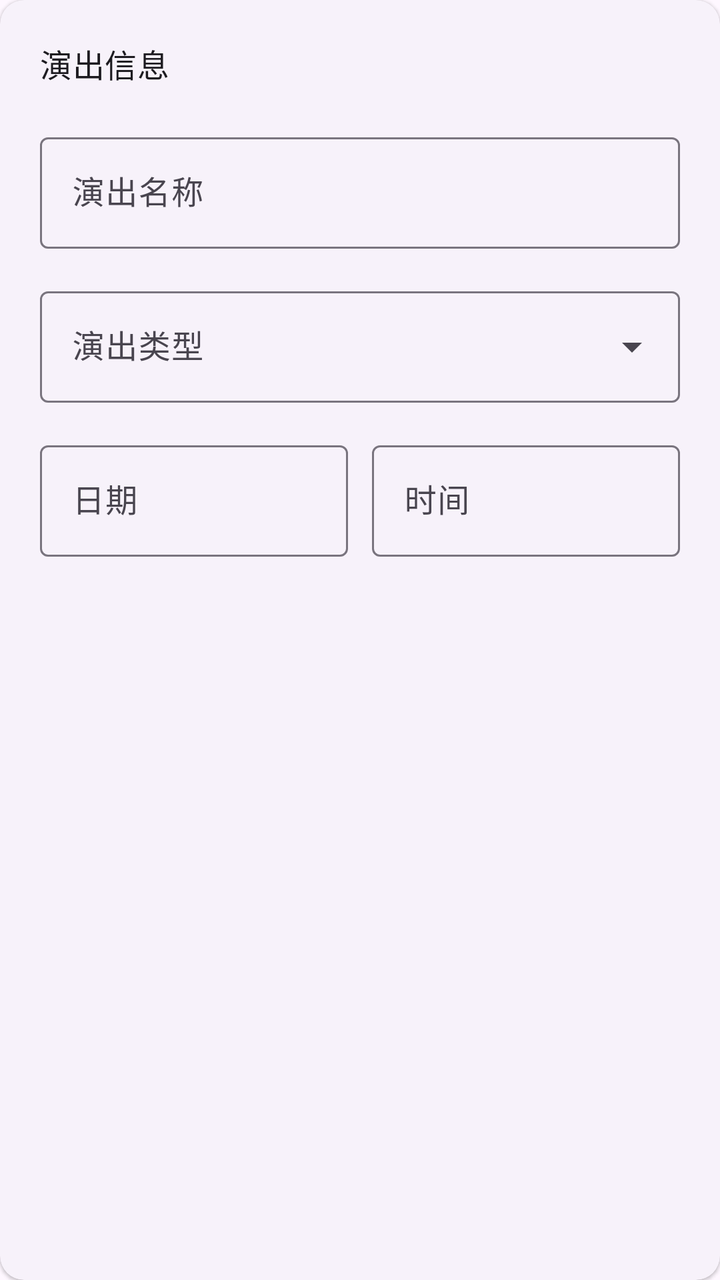
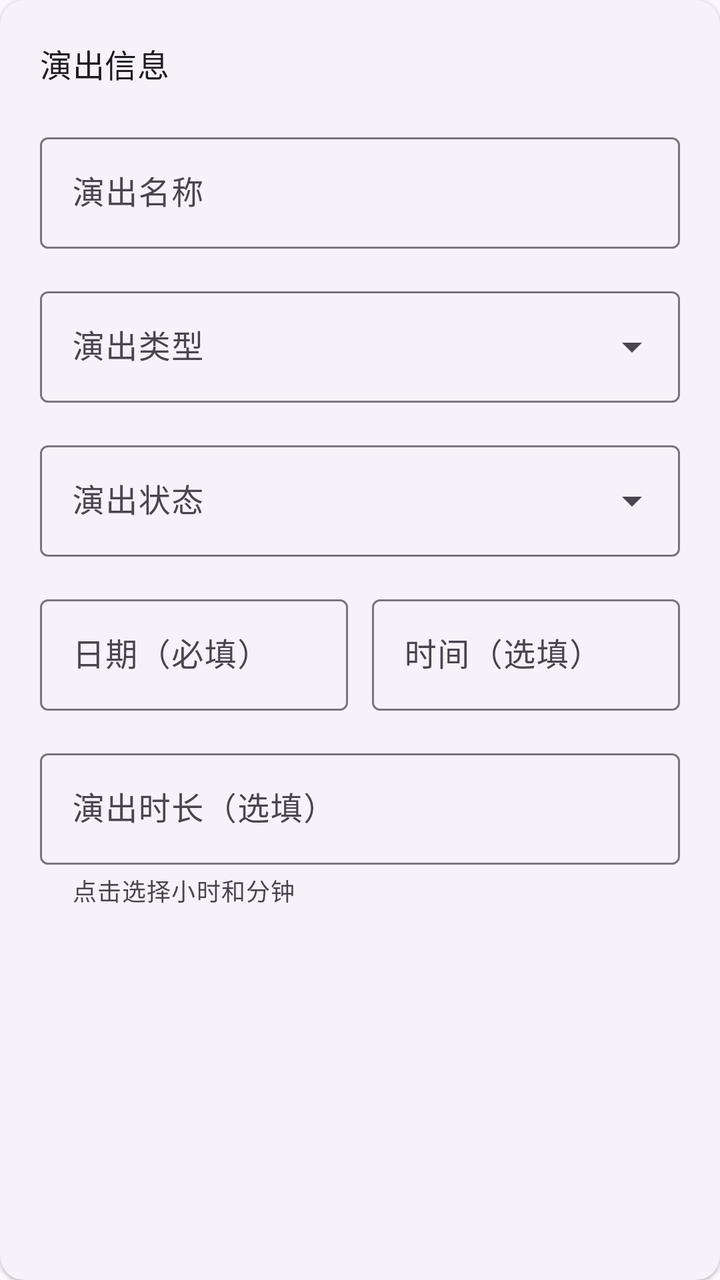

The first picture is an Android layout as it rendered before a commit; the second is the same layout after the commit. The layout source and the unified diff follow.
<!-- AndroidManifest.xml: application theme Theme.RecordMyLive -->
<!-- res/layout/card_basic_info.xml -->
<?xml version="1.0" encoding="utf-8"?>
<com.google.android.material.card.MaterialCardView
    xmlns:android="http://schemas.android.com/apk/res/android"
    xmlns:app="http://schemas.android.com/apk/res-auto"
    android:id="@+id/cardBasicInfo"
    style="@style/Widget.Material3.CardView.Elevated"
    android:layout_width="match_parent"
    android:layout_height="wrap_content"
    android:layout_marginBottom="16dp">

    <LinearLayout
        android:layout_width="match_parent"
        android:layout_height="wrap_content"
        android:orientation="vertical"
        android:padding="20dp">

        <com.google.android.material.textview.MaterialTextView
            android:layout_width="wrap_content"
            android:layout_height="wrap_content"
            android:text="演出信息"
            style="@style/TextAppearance.Material3.TitleMedium"/>

        <com.google.android.material.textfield.TextInputLayout
            android:id="@+id/layoutName"
            style="@style/Widget.Material3.TextInputLayout.OutlinedBox"
            android:layout_width="match_parent"
            android:layout_height="wrap_content"
            android:layout_marginTop="20dp"
            android:hint="演出名称">

            <com.google.android.material.textfield.TextInputEditText
                android:id="@+id/edtName"
                android:layout_width="match_parent"
                android:layout_height="wrap_content"/>

        </com.google.android.material.textfield.TextInputLayout>

        <com.google.android.material.textfield.TextInputLayout
            android:id="@+id/layoutType"
            android:layout_width="match_parent"
            android:layout_height="wrap_content"
            android:layout_marginTop="16dp"
            android:hint="演出类型"
            style="@style/Widget.Material3.TextInputLayout.OutlinedBox.ExposedDropdownMenu">

            <com.google.android.material.textfield.MaterialAutoCompleteTextView
                android:id="@+id/actType"
                android:layout_width="match_parent"
                android:layout_height="wrap_content"
                android:inputType="none"/>

        </com.google.android.material.textfield.TextInputLayout>

        <LinearLayout
            android:layout_width="match_parent"
            android:layout_height="wrap_content"
            android:layout_marginTop="16dp"
            android:orientation="horizontal">

            <com.google.android.material.textfield.TextInputLayout
                android:id="@+id/layoutDate"
                style="@style/Widget.Material3.TextInputLayout.OutlinedBox"
                android:layout_width="0dp"
                android:layout_height="wrap_content"
                android:layout_weight="1"
                android:hint="日期">

                <com.google.android.material.textfield.TextInputEditText
                    android:id="@+id/edtDate"
                    android:layout_width="match_parent"
                    android:layout_height="wrap_content"
                    android:focusable="false"
                    android:clickable="true"/>

            </com.google.android.material.textfield.TextInputLayout>

            <Space
                android:layout_width="12dp"
                android:layout_height="1dp"/>

            <com.google.android.material.textfield.TextInputLayout
                style="@style/Widget.Material3.TextInputLayout.OutlinedBox"
                android:layout_width="0dp"
                android:layout_height="wrap_content"
                android:layout_weight="1"
                android:hint="时间">

                <com.google.android.material.textfield.TextInputEditText
                    android:id="@+id/edtTime"
                    android:layout_width="match_parent"
                    android:layout_height="wrap_content"
                    android:focusable="false"
                    android:clickable="true"/>

            </com.google.android.material.textfield.TextInputLayout>

        </LinearLayout>

    </LinearLayout>

</com.google.android.material.card.MaterialCardView>
<!-- resources referenced by this layout -->
<resources>
  <style name="Theme.RecordMyLive" parent="Base.Theme.RecordMyLive" />
  <style name="Base.Theme.RecordMyLive" parent="Theme.Material3.DayNight.NoActionBar">
          
          
      </style>
</resources>

<!-- the commit's change to res/layout/card_basic_info.xml (unified diff, before → after) -->
@@ -51,6 +51,22 @@
 
         </com.google.android.material.textfield.TextInputLayout>
 
+        <com.google.android.material.textfield.TextInputLayout
+            android:id="@+id/layoutStatus"
+            style="@style/Widget.Material3.TextInputLayout.OutlinedBox.ExposedDropdownMenu"
+            android:layout_width="match_parent"
+            android:layout_height="wrap_content"
+            android:layout_marginTop="16dp"
+            android:hint="演出状态">
+
+            <com.google.android.material.textfield.MaterialAutoCompleteTextView
+                android:id="@+id/actStatus"
+                android:layout_width="match_parent"
+                android:layout_height="wrap_content"
+                android:inputType="none"/>
+
+        </com.google.android.material.textfield.TextInputLayout>
+
         <LinearLayout
             android:layout_width="match_parent"
             android:layout_height="wrap_content"
@@ -63,7 +79,7 @@
                 android:layout_width="0dp"
                 android:layout_height="wrap_content"
                 android:layout_weight="1"
-                android:hint="日期">
+                android:hint="日期（必填）">
 
                 <com.google.android.material.textfield.TextInputEditText
                     android:id="@+id/edtDate"
@@ -83,7 +99,7 @@
                 android:layout_width="0dp"
                 android:layout_height="wrap_content"
                 android:layout_weight="1"
-                android:hint="时间">
+                android:hint="时间（选填）">
 
                 <com.google.android.material.textfield.TextInputEditText
                     android:id="@+id/edtTime"
@@ -96,6 +112,25 @@
 
         </LinearLayout>
 
+        <com.google.android.material.textfield.TextInputLayout
+            android:id="@+id/layoutDuration"
+            style="@style/Widget.Material3.TextInputLayout.OutlinedBox"
+            android:layout_width="match_parent"
+            android:layout_height="wrap_content"
+            android:layout_marginTop="16dp"
+            android:hint="演出时长（选填）"
+            app:helperText="点击选择小时和分钟">
+
+            <com.google.android.material.textfield.TextInputEditText
+                android:id="@+id/edtDuration"
+                android:layout_width="match_parent"
+                android:layout_height="wrap_content"
+                android:clickable="true"
+                android:cursorVisible="false"
+                android:focusable="false"/>
+
+        </com.google.android.material.textfield.TextInputLayout>
+
     </LinearLayout>
 
 </com.google.android.material.card.MaterialCardView>
